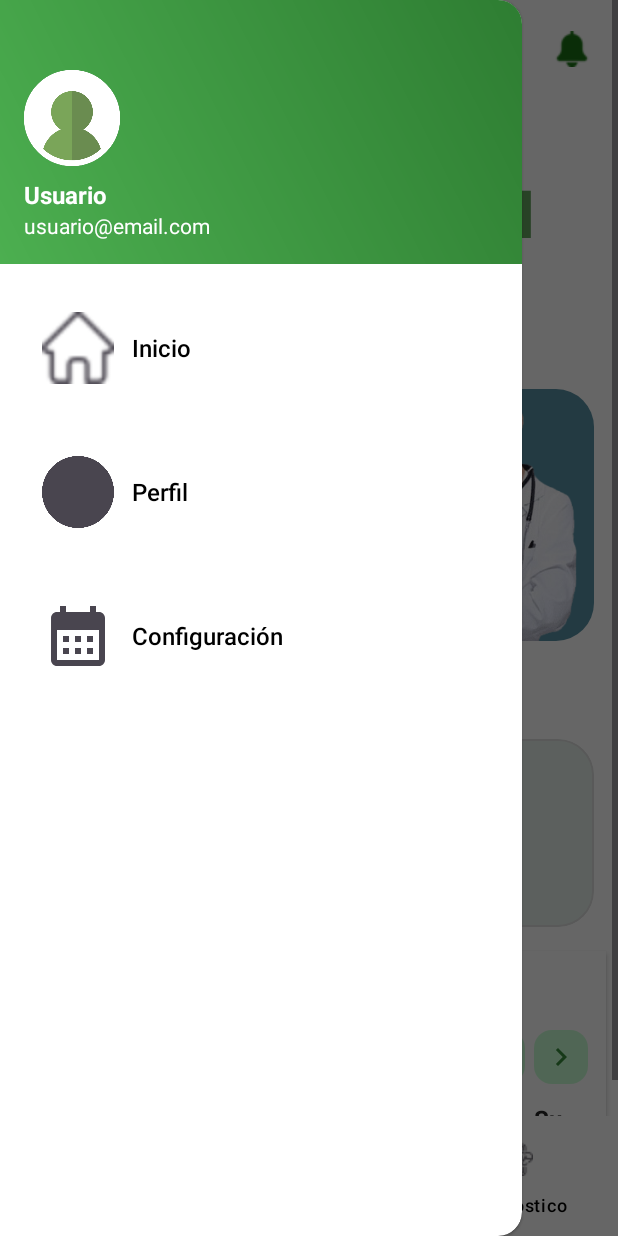
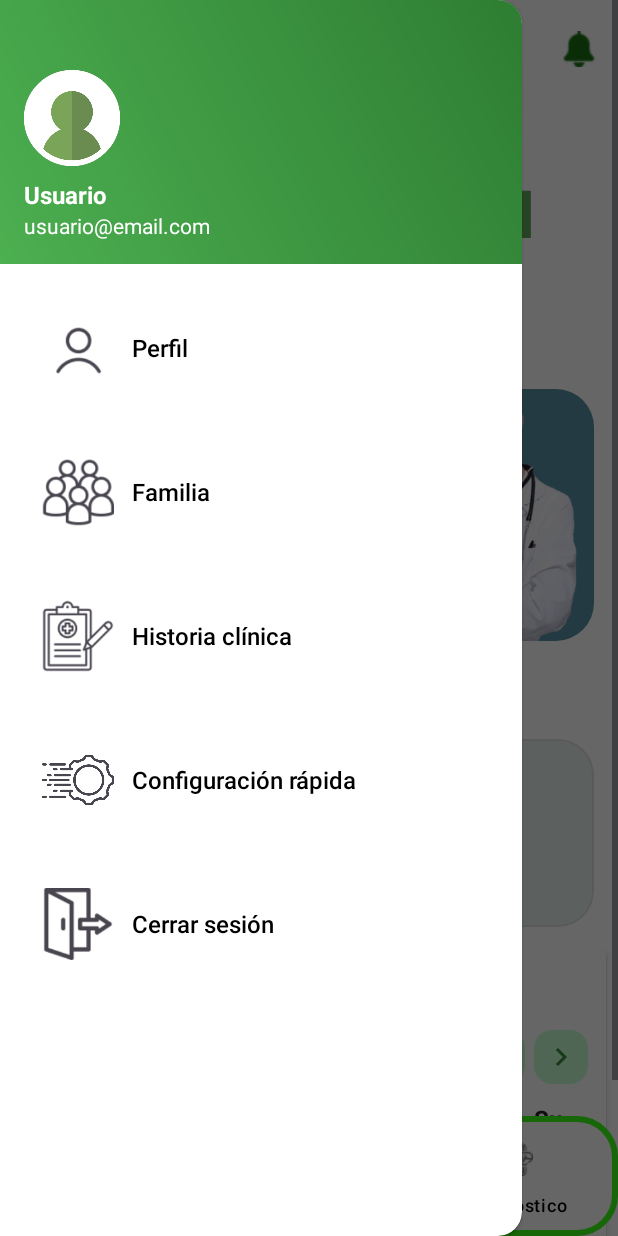
Before and after one commit to Nero105/Senva, an Android app: the InicioFragmento screen opened directly, with no data from a screen before it, with the side drawer open, on a phone screen of 412 x 824 dp. Run offline under Robolectric (Android 15) with nearby library versions, the phone set to English and light mode, and no system bars; our stand-ins replace CircleImageView, Firebase (no records; nobody signed in at launch, a user with empty details on screens opened directly).

Commit message:
Faltante el display

```diff
--- a/app/src/main/java/com/example/senva/InicioFragmento.kt
+++ b/app/src/main/java/com/example/senva/InicioFragmento.kt
@@ -4,10 +4,12 @@
 import android.view.LayoutInflater
 import android.view.View
 import android.view.ViewGroup
+import android.widget.ImageButton
 import android.widget.TextView
 import androidx.appcompat.app.AppCompatActivity
 import androidx.fragment.app.Fragment
 import androidx.viewpager2.widget.ViewPager2
+import com.bumptech.glide.Glide
 import com.example.senva.LoginActivity.Global
 import com.google.firebase.firestore.FirebaseFirestore
 
@@ -15,6 +17,7 @@
 
     private lateinit var tvNombreSaludo: TextView
     private lateinit var viewPager: ViewPager2
+    private lateinit var btnDrawerUser: ImageButton
 
     override fun onCreateView(
         inflater: LayoutInflater, container: ViewGroup?,
@@ -23,7 +26,9 @@
         val view = inflater.inflate(R.layout.fragment_inicio_fragmento, container, false)
         tvNombreSaludo = view.findViewById(R.id.tvnombresaludo)
         viewPager = view.findViewById(R.id.viewPagerCampanas)
+        btnDrawerUser = view.findViewById(R.id.btnDrawerUser)
 
+        cargarFotoUsuario()
         obtenerNombreDesdeFirestore()
         return view
     }
@@ -55,6 +60,19 @@
         viewPager.adapter = adapter
     }
 
+    private fun cargarFotoUsuario() {
+        val sharedPreferences = requireActivity().getSharedPreferences(Global.preferencias_compartidas, AppCompatActivity.MODE_PRIVATE)
+        val fotoPerfil = sharedPreferences.getString("FotoPerfil", null)
+        if (!fotoPerfil.isNullOrEmpty()) {
+            Glide.with(this)
+                .load(fotoPerfil)
+                .placeholder(R.drawable.usuario)
+                .into(btnDrawerUser)
+        } else {
+            btnDrawerUser.setImageResource(R.drawable.usuario)
+        }
+    }
+
     private fun obtenerNombreDesdeFirestore() {
         val sharedPreferences = requireActivity().getSharedPreferences(Global.preferencias_compartidas, AppCompatActivity.MODE_PRIVATE)
         val correo = sharedPreferences.getString("Correo", null)
--- a/app/src/main/res/layout/activity_home.xml
+++ b/app/src/main/res/layout/activity_home.xml
@@ -20,26 +20,13 @@
             android:layout_width="match_parent"
             android:layout_height="match_parent" />
 
-        <ImageButton
-            android:id="@+id/btnDrawerUser"
-            android:layout_width="36dp"
-            android:layout_height="36dp"
-            android:layout_gravity="start|top"
-            android:layout_marginStart="8dp"
-            android:layout_marginTop="8dp"
-            android:background="@drawable/circle_background"
-            android:scaleType="centerCrop"
-            android:src="@drawable/usuario"
-            android:contentDescription="Imagen de usuario"
-            android:padding="0dp" />
-
     <com.google.android.material.bottomnavigation.BottomNavigationView
         android:id="@+id/navMenu"
         android:layout_width="match_parent"
         android:layout_height="wrap_content"
         app:menu="@menu/navigation_menu"
         android:layout_gravity="bottom"
-        android:background="@color/white"
+        android:background="@drawable/rounder_backgroundnavcolor"
             app:itemTextColor="@color/black" />
 </androidx.coordinatorlayout.widget.CoordinatorLayout>
 
--- a/app/src/main/res/layout/fragment_inicio_fragmento.xml
+++ b/app/src/main/res/layout/fragment_inicio_fragmento.xml
@@ -11,20 +11,36 @@
         android:layout_height="wrap_content"
         android:orientation="vertical">
 
-        <!-- Todo el contenido original aquí -->
+
         <LinearLayout
             android:id="@+id/LinearBotonessuperiores"
             android:layout_width="match_parent"
             android:layout_height="65dp"
-            android:orientation="horizontal">
+            android:orientation="horizontal"
+            android:gravity="center_vertical">
+
+            <ImageButton
+                android:id="@+id/btnDrawerUser"
+                android:layout_width="36dp"
+                android:layout_height="36dp"
+                android:layout_marginStart="8dp"
+                android:layout_marginTop="8dp"
+                android:background="@drawable/circle_background"
+                android:scaleType="centerCrop"
+                android:src="@drawable/usuario"
+                android:contentDescription="Imagen de usuario"
+                android:padding="0dp" />
+
+            <View
+                android:layout_width="0dp"
+                android:layout_height="0dp"
+                android:layout_weight="1" />
 
             <ImageButton
                 android:id="@+id/ibtnoti"
-                android:layout_width="wrap_content"
-                android:layout_height="wrap_content"
-                android:layout_marginStart="350dp"
-                android:layout_gravity="center"
-                android:layout_weight="1"
+                android:layout_width="36dp"
+                android:layout_height="36dp"
+                android:layout_marginEnd="8dp"
                 android:backgroundTint="@android:color/transparent"
                 android:paddingTop="10dp"
                 android:paddingBottom="10dp"
--- a/app/src/main/res/menu/drawer_menu.xml
+++ b/app/src/main/res/menu/drawer_menu.xml
@@ -1,17 +1,23 @@
 <?xml version="1.0" encoding="utf-8"?>
 <menu xmlns:android="http://schemas.android.com/apk/res/android">
-    <group android:checkableBehavior="single">
-        <item
-            android:id="@+id/nav_home"
-            android:icon="@drawable/home"
-            android:title="Inicio" />
-        <item
-            android:id="@+id/nav_profile"
-            android:icon="@drawable/userdefault"
-            android:title="Perfil" />
-        <item
-            android:id="@+id/nav_settings"
-            android:icon="@drawable/ic_calender"
-            android:title="Configuración" />
-    </group>
+    <item
+        android:id="@+id/itemPerfil"
+        android:icon="@drawable/ic_perfil2"
+        android:title="Perfil" />
+    <item
+        android:id="@+id/itemFamilia"
+        android:icon="@drawable/ic_familia"
+        android:title="Familia" />
+    <item
+        android:id="@+id/itemHistoriaClinica"
+        android:icon="@drawable/ic_historia_clinica"
+        android:title="Historia clínica" />
+    <item
+        android:id="@+id/itemConfiguracionRapida"
+        android:icon="@drawable/ic_configuracion_rapida"
+        android:title="Configuración rápida" />
+    <item
+        android:id="@+id/itemCerrarSesion"
+        android:icon="@drawable/ic_cerrar_sesion"
+        android:title="Cerrar sesión" />
 </menu>
```
Also changed, not shown: app/src/main/res/drawable/ic_cerrar_sesion.png (added).
